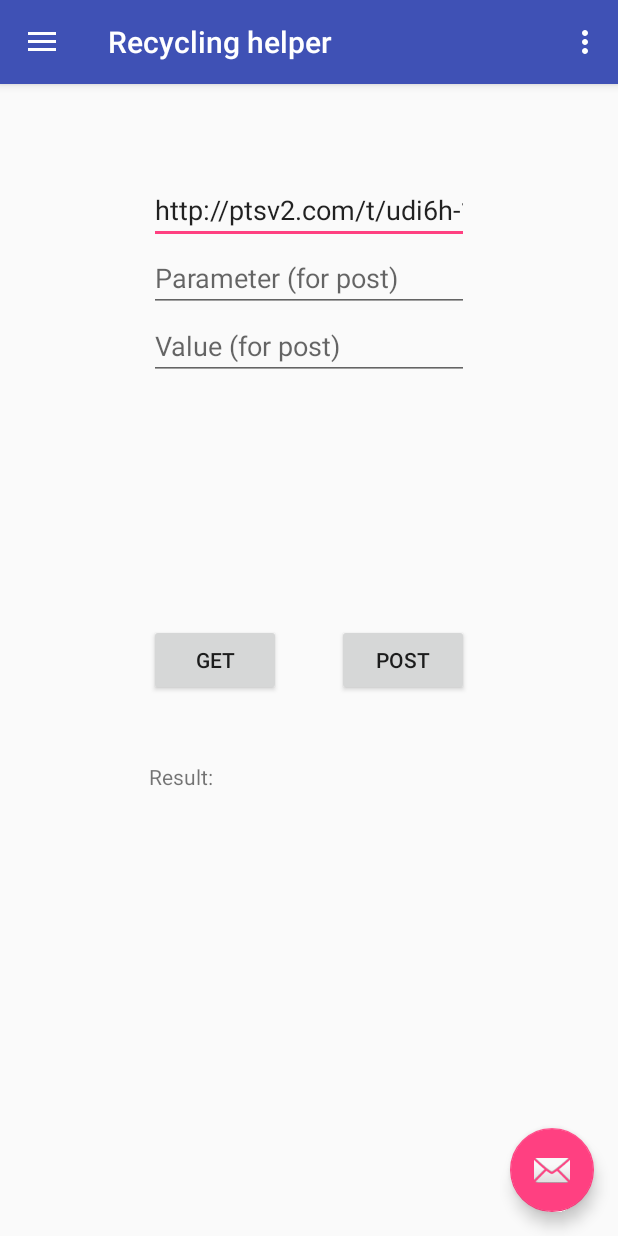
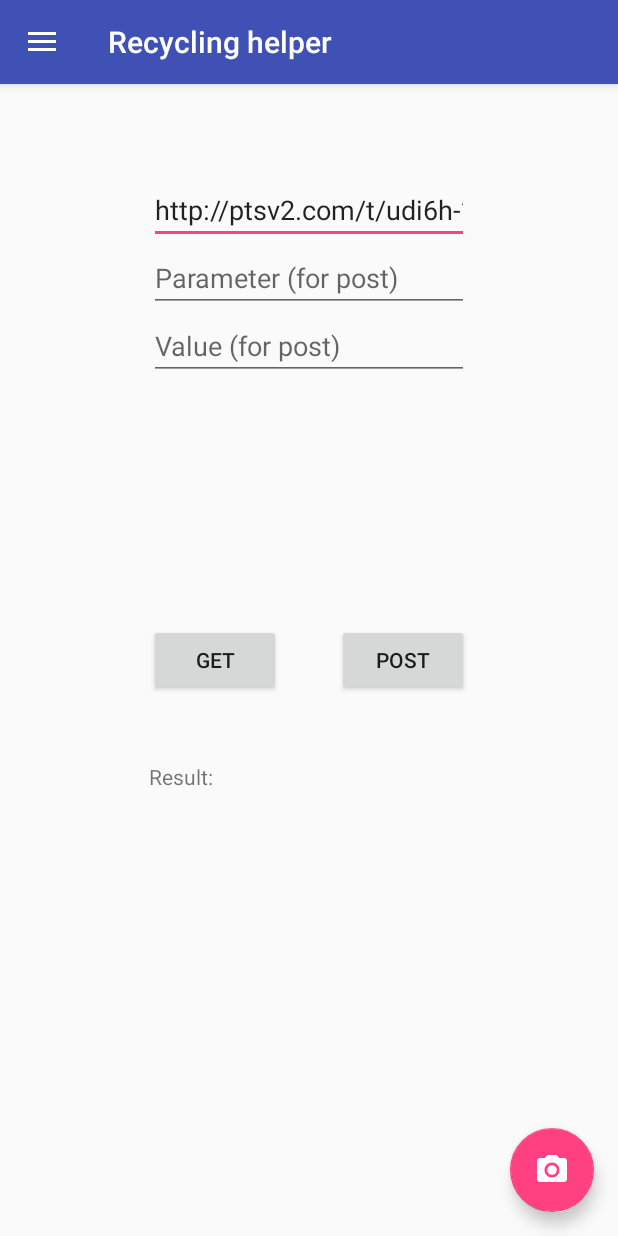
Before and after one commit to alexandruro/Software-Design-Study-Android, an Android app: the screen it shows after launch (MainActivity), in the side drawer, after a tap on "GET/POST Request", on a phone screen of 412 x 824 dp. Run offline under Robolectric (Android 15) with nearby library versions, the phone set to English and light mode, and no system bars; libraries missing offline, so code that uses them is left out: com.github.mikephil.charting; 22 statements that could not run were skipped.

Commit message:
Cleanup of code and fixes.
Fix notification for Oreo. Fix result of http request. Chnaged fab icon.

```diff
--- a/app/src/main/java/com/alexandruro/recyclinghelper/MainActivity.java
+++ b/app/src/main/java/com/alexandruro/recyclinghelper/MainActivity.java
@@ -1,9 +1,15 @@
 package com.alexandruro.recyclinghelper;
 
+import android.app.NotificationChannel;
+import android.app.NotificationChannelGroup;
 import android.app.NotificationManager;
+import android.app.PendingIntent;
+import android.app.TaskStackBuilder;
 import android.content.Context;
 import android.content.Intent;
+import android.graphics.Color;
 import android.net.Uri;
+import android.os.Build;
 import android.os.Bundle;
 import android.support.design.widget.FloatingActionButton;
 import android.support.design.widget.NavigationView;
@@ -16,8 +22,6 @@ import android.support.v4.widget.DrawerLayout;
 import android.support.v7.app.ActionBarDrawerToggle;
 import android.support.v7.app.AppCompatActivity;
 import android.support.v7.widget.Toolbar;
-import android.util.Log;
-import android.view.Menu;
 import android.view.MenuItem;
 import android.view.View;
 import android.widget.Toast;
@@ -25,23 +29,17 @@ import android.widget.Toast;
 import com.google.android.gms.common.api.CommonStatusCodes;
 import com.google.android.gms.vision.barcode.Barcode;
 
-import java.io.BufferedInputStream;
-import java.io.BufferedReader;
-import java.io.IOException;
-import java.io.InputStream;
-import java.io.InputStreamReader;
-import java.io.OutputStreamWriter;
-import java.net.HttpURLConnection;
-import java.net.MalformedURLException;
-import java.net.URL;
-import java.net.URLConnection;
 import java.util.Calendar;
 
 public class MainActivity extends AppCompatActivity
         implements NavigationView.OnNavigationItemSelectedListener,
         AccountFragment.OnFragmentInteractionListener,
         DashboardFragment.OnFragmentInteractionListener,
-ServerConnectionFragment.OnFragmentInteractionListener{
+        ServerConnectionFragment.OnFragmentInteractionListener {
+
+    // request codes for starting BarcodeCaptureActivity
+    public static final int BARCODE_TO_TEST = 0;
+    public static final int BARCODE_TO_SEND = 1;
 
     @Override
     protected void onCreate(Bundle savedInstanceState) {
@@ -50,6 +48,7 @@ ServerConnectionFragment.OnFragmentInteractionListener{
         Toolbar toolbar = (Toolbar) findViewById(R.id.toolbar);
         setSupportActionBar(toolbar);
 
+        // FAB
         FloatingActionButton fab = (FloatingActionButton) findViewById(R.id.fab);
         fab.setOnClickListener(new View.OnClickListener() {
             @Override
@@ -59,33 +58,25 @@ ServerConnectionFragment.OnFragmentInteractionListener{
             }
         });
 
+        // Drawer
         DrawerLayout drawer = (DrawerLayout) findViewById(R.id.drawer_layout);
         ActionBarDrawerToggle toggle = new ActionBarDrawerToggle(
                 this, drawer, toolbar, R.string.navigation_drawer_open, R.string.navigation_drawer_close);
         drawer.addDrawerListener(toggle);
         toggle.syncState();
-
-        NavigationView navigationView = (NavigationView) findViewById(R.id.nav_view);
+        NavigationView navigationView = findViewById(R.id.nav_view);
         navigationView.setNavigationItemSelectedListener(this);
-
-
-        // copied code
-
-
-        //NOTE:  Checks first item in the navigation drawer initially
         navigationView.setCheckedItem(R.id.nav_dashboard);
 
-        //NOTE:  Open fragment1 initially.
+        // Set initial fragment
         FragmentTransaction ft = getSupportFragmentManager().beginTransaction();
         ft.replace(R.id.mainFrame, new DashboardFragment());
         ft.commit();
-
-
     }
 
     @Override
     public void onBackPressed() {
-        DrawerLayout drawer = (DrawerLayout) findViewById(R.id.drawer_layout);
+        DrawerLayout drawer = findViewById(R.id.drawer_layout);
         if (drawer.isDrawerOpen(GravityCompat.START)) {
             drawer.closeDrawer(GravityCompat.START);
         } else {
@@ -94,76 +85,98 @@ ServerConnectionFragment.OnFragmentInteractionListener{
     }
 
     @Override
-    public boolean onCreateOptionsMenu(Menu menu) {
-        // Inflate the menu; this adds items to the action bar if it is present.
-        getMenuInflater().inflate(R.menu.main, menu);
-        return true;
+    protected void onActivityResult(int requestCode, int resultCode, Intent data) {
+        if (requestCode == BARCODE_TO_TEST || requestCode == BARCODE_TO_SEND)
+
+            if (resultCode == CommonStatusCodes.SUCCESS) {
+                if (data != null) {
+                    Barcode barcode = data.getParcelableExtra(BarcodeCaptureActivity.BarcodeObject);
+
+                    if (requestCode == BARCODE_TO_SEND) {
+                        Fragment fragment = ServerConnectionFragment.newInstance(barcode.displayValue);
+                        FragmentTransaction ft = getSupportFragmentManager().beginTransaction();
+                        ft.replace(R.id.mainFrame, fragment);
+                        ft.commitAllowingStateLoss();
+                    } else
+                        Toast.makeText(this, barcode.displayValue, Toast.LENGTH_SHORT).show();
+
+                } else
+                    Toast.makeText(this, "No barcode", Toast.LENGTH_SHORT).show();
+            } else
+                Toast.makeText(this, "Error: barcode detection unsuccessful", Toast.LENGTH_SHORT).show();
+        else
+            super.onActivityResult(requestCode, resultCode, data);
     }
 
     @Override
-    public boolean onOptionsItemSelected(MenuItem item) {
-        // Handle action bar item clicks here. The action bar will
-        // automatically handle clicks on the Home/Up button, so long
-        // as you specify a parent activity in AndroidManifest.xml.
-        int id = item.getItemId();
-
-        //noinspection SimplifiableIfStatement
-        if (id == R.id.action_settings) {
-            return true;
-        }
-
-        return super.onOptionsItemSelected(item);
-    }
-
-    @Override
-    protected void onActivityResult(int requestCode, int resultCode, Intent data) {
-        if (requestCode == 0) {
-            if (resultCode == CommonStatusCodes.SUCCESS) {
-                if (data != null) {
-                    Barcode barcode = data.getParcelableExtra(BarcodeCaptureActivity.BarcodeObject);
-                    Toast.makeText(this, barcode.displayValue, Toast.LENGTH_SHORT).show();
-                } else {
-                    Toast.makeText(this, "barcode failed", Toast.LENGTH_SHORT).show();
-                }
-            } else {
-                Toast.makeText(this, "error..", Toast.LENGTH_SHORT).show();
-            }
-        }
-        else {
-            super.onActivityResult(requestCode, resultCode, data);
-        }
-    }
-
-    @SuppressWarnings("StatementWithEmptyBody")
-    @Override
     public boolean onNavigationItemSelected(MenuItem item) {
-        // Handle navigation view item clicks here.
-        int id = item.getItemId();
-
         Fragment fragment = null;
 
-        if (id == R.id.nav_dashboard) {
-            fragment = new DashboardFragment();
-        } else if (id == R.id.nav_test_barcode) {
-            Intent intent = new Intent(this, BarcodeCaptureActivity.class);
-            intent.putExtra(BarcodeCaptureActivity.AutoFocus, true);
-            intent.putExtra(BarcodeCaptureActivity.UseFlash, true);
+        switch (item.getItemId()) {
+            // Testing menu
+            case R.id.nav_test_http:
+                fragment = ServerConnectionFragment.newInstance();
+                break;
+            case R.id.nav_test_barcode:
+                startBarcodeCaptureActivity(true, false, BARCODE_TO_TEST);
+                break;
+            case R.id.nav_test_barcode_to_http:
+                startBarcodeCaptureActivity(true, false, BARCODE_TO_SEND);
+                break;
+            case R.id.nav_send:
 
-            startActivityForResult(intent, 0);
+                // Create notification channel
+                if (android.os.Build.VERSION.SDK_INT >= android.os.Build.VERSION_CODES.O) {
+                    NotificationManager mNotificationManager =
+                            (NotificationManager) getSystemService(Context.NOTIFICATION_SERVICE);
 
-        } else if (id == R.id.nav_account) {
-            fragment = new AccountFragment();
-        } else if (id == R.id.nav_test_http) {
-            fragment = ServerConnectionFragment.newInstance();
-        } else if (id == R.id.nav_send) {
-            NotificationCompat.Builder mBuilder =
-                    new NotificationCompat.Builder(this)
-                            .setSmallIcon(R.drawable.ic_menu_send)
-                            .setContentTitle("Recycle something!")
-                            .setContentText("You have not recycled in a while!");
-            NotificationManager mNotificationManager =
-                    (NotificationManager) getSystemService(Context.NOTIFICATION_SERVICE);
-            mNotificationManager.notify(Calendar.getInstance().getTime().getSeconds(), mBuilder.build());
+                    String id = "reminder_channel";
+                    CharSequence name = "Reminders";
+                    int importance = NotificationManager.IMPORTANCE_DEFAULT;
+                    NotificationChannel mChannel = new NotificationChannel(id, name, importance);
+
+                    mChannel.setDescription("This channel contains reminders to not forget to recycle.");
+                    mChannel.enableLights(true);
+                    // Sets the notification light color for notifications posted to this
+                    // channel, if the device supports this feature.
+                    mChannel.setLightColor(Color.RED);
+                    mChannel.enableVibration(true);
+                    //mChannel.setVibrationPattern(new long[]{100, 200, 300, 400, 500, 400, 300, 200, 400});
+                    mNotificationManager.createNotificationChannel(mChannel);
+                }
+
+                // The id of the channel.
+                String CHANNEL_ID = "reminder_channel";
+                NotificationCompat.Builder mBuilder =
+                        new NotificationCompat.Builder(this, CHANNEL_ID)
+                                .setSmallIcon(R.drawable.ic_menu_send)
+                                .setContentTitle("Recycle something!")
+                                .setContentText("You have not recycled in a while!");
+
+                Intent resultIntent = new Intent(this, MainActivity.class);
+                TaskStackBuilder stackBuilder = TaskStackBuilder.create(this);
+                stackBuilder.addParentStack(MainActivity.class);
+                stackBuilder.addNextIntent(resultIntent);
+                PendingIntent resultPendingIntent =
+                        stackBuilder.getPendingIntent(
+                                0,
+                                PendingIntent.FLAG_UPDATE_CURRENT
+                        );
+                mBuilder.setContentIntent(resultPendingIntent);
+                NotificationManager mNotificationManager =
+                        (NotificationManager) getSystemService(Context.NOTIFICATION_SERVICE);
+
+                mNotificationManager.notify(0, mBuilder.build());
+
+                break;
+
+            // Main menu
+            case R.id.nav_dashboard:
+                fragment = new DashboardFragment();
+                break;
+            case R.id.nav_account:
+                fragment = new AccountFragment();
+                break;
         }
 
         if (fragment != null) {
@@ -172,9 +185,17 @@ ServerConnectionFragment.OnFragmentInteractionListener{
             ft.commit();
         }
 
-        DrawerLayout drawer = (DrawerLayout) findViewById(R.id.drawer_layout);
+        DrawerLayout drawer = findViewById(R.id.drawer_layout);
         drawer.closeDrawer(GravityCompat.START);
         return true;
+    }
+
+    private void startBarcodeCaptureActivity(boolean autoFocus, boolean useFlash, int requestCode) {
+        Intent intent = new Intent(this, BarcodeCaptureActivity.class);
+        intent.putExtra(BarcodeCaptureActivity.AutoFocus, autoFocus);
+        intent.putExtra(BarcodeCaptureActivity.UseFlash, useFlash);
+
+        startActivityForResult(intent, requestCode);
     }
 
     @Override
--- a/app/src/main/java/com/alexandruro/recyclinghelper/ServerConnectionFragment.java
+++ b/app/src/main/java/com/alexandruro/recyclinghelper/ServerConnectionFragment.java
@@ -1,52 +1,19 @@
 package com.alexandruro.recyclinghelper;
 
-import android.Manifest;
 import android.content.Context;
-import android.content.pm.PackageManager;
 import android.net.Uri;
-import android.os.AsyncTask;
-import android.os.Build;
 import android.os.Bundle;
 import android.support.v4.app.Fragment;
-import android.support.v4.content.ContextCompat;
-import android.util.Log;
 import android.view.LayoutInflater;
 import android.view.View;
 import android.view.ViewGroup;
-import android.widget.Button;
 import android.widget.TextView;
-import android.widget.Toast;
-
-import org.json.JSONObject;
-import org.w3c.dom.Text;
-
-import java.io.BufferedReader;
-import java.io.BufferedWriter;
-import java.io.DataOutputStream;
-import java.io.IOException;
-import java.io.InputStream;
-import java.io.InputStreamReader;
-import java.io.OutputStream;
-import java.io.OutputStreamWriter;
-import java.io.Reader;
-import java.io.UnsupportedEncodingException;
-import java.net.HttpURLConnection;
-import java.net.URL;
-import java.net.URLConnection;
-import java.net.URLEncoder;
-import java.nio.charset.StandardCharsets;
-import java.util.HashMap;
-import java.util.Iterator;
-import java.util.LinkedHashMap;
-import java.util.Map;
-
-import javax.net.ssl.HttpsURLConnection;
 
 public class ServerConnectionFragment extends Fragment {
 
-    private static final String METHOD = "method";
+    private static final String EXTRA_BARCODE = "barcode";
 
-    private String method;
+    private String barcode;
 
     private OnFragmentInteractionListener mListener;
 
@@ -55,23 +22,30 @@ public class ServerConnectionFragment extends Fragment {
     }
 
     public static ServerConnectionFragment newInstance() {
+        return new ServerConnectionFragment();
+    }
+
+    public static ServerConnectionFragment newInstance(String barcode) {
         ServerConnectionFragment fragment = new ServerConnectionFragment();
-//        Bundle args = new Bundle();
-//        args.putString(METHOD, method);
-//        fragment.setArguments(args);
+        Bundle args = new Bundle();
+        args.putString(EXTRA_BARCODE, barcode);
+        fragment.setArguments(args);
         return fragment;
     }
 
     @Override
     public void onCreate(Bundle savedInstanceState) {
         super.onCreate(savedInstanceState);
+        if (getArguments() != null)
+            barcode = getArguments().getString(EXTRA_BARCODE);
     }
 
     @Override
-    public View onCreateView(LayoutInflater inflater, ViewGroup container,
-                             Bundle savedInstanceState) {
+    public View onCreateView(LayoutInflater inflater, ViewGroup container, Bundle savedInstanceState) {
         // Inflate the layout for this fragment
         View view = inflater.inflate(R.layout.fragment_server_connection, container, false);
+
+        // add listeners for the buttons
         (view.findViewById(R.id.button_get)).setOnClickListener(new View.OnClickListener() {
             @Override
             public void onClick(View v) {
@@ -84,14 +58,15 @@ public class ServerConnectionFragment extends Fragment {
                 doPostRequest();
             }
         });
+
+        // Disable get button if we want to send a barcode
+        if (barcode != null) {
+            ((TextView) view.findViewById(R.id.parameterEditText)).setText(EXTRA_BARCODE);
+            ((TextView) view.findViewById(R.id.valueEditText)).setText(barcode);
+            view.findViewById(R.id.button_get).setEnabled(false);
+        }
+
         return view;
-    }
-
-    // TODO: Rename method, update argument and hook method into UI event
-    public void onButtonPressed(Uri uri) {
-        if (mListener != null) {
-            mListener.onFragmentInteraction(uri);
-        }
     }
 
     @Override
@@ -127,22 +102,17 @@ public class ServerConnectionFragment extends Fragment {
     }
 
     public void doGetRequest() {
+        String ip = ((TextView) getView().findViewById(R.id.ipEditText)).getText().toString();
 
-        String ip = ((TextView)getView().findViewById(R.id.ipEditText)).getText().toString();
-        TextView result = ((TextView)getView().findViewById(R.id.resultTextView));
-
-        new BackgroundTask(ip, "GET", result).execute();
-
+        new BackgroundTask(ip, "GET", this).execute();
     }
 
     public void doPostRequest() {
-        String ip = ((TextView)getView().findViewById(R.id.ipEditText)).getText().toString();
-        String parameter = ((TextView)getView().findViewById(R.id.parameterEditText)).getText().toString();
-        String value = ((TextView)getView().findViewById(R.id.valueEditText)).getText().toString();
-        TextView result = getView().findViewById(R.id.resultTextView);
+        String ip = ((TextView) getView().findViewById(R.id.ipEditText)).getText().toString();
+        String parameter = ((TextView) getView().findViewById(R.id.parameterEditText)).getText().toString();
+        String value = ((TextView) getView().findViewById(R.id.valueEditText)).getText().toString();
 
-        new BackgroundTask(ip, "POST", parameter, value, result).execute();
-
+        new BackgroundTask(ip, "POST", parameter, value, this).execute();
     }
 
 }
--- /dev/null
+++ b/app/src/main/res/drawable/ic_photo_camera_white_24dp.xml
@@ -0,0 +1,12 @@
+<vector xmlns:android="http://schemas.android.com/apk/res/android"
+        android:width="24dp"
+        android:height="24dp"
+        android:viewportWidth="24.0"
+        android:viewportHeight="24.0">
+    <path
+        android:fillColor="#FFF"
+        android:pathData="M12,12m-3.2,0a3.2,3.2 0,1 1,6.4 0a3.2,3.2 0,1 1,-6.4 0"/>
+    <path
+        android:fillColor="#FFF"
+        android:pathData="M9,2L7.17,4L4,4c-1.1,0 -2,0.9 -2,2v12c0,1.1 0.9,2 2,2h16c1.1,0 2,-0.9 2,-2L22,6c0,-1.1 -0.9,-2 -2,-2h-3.17L15,2L9,2zM12,17c-2.76,0 -5,-2.24 -5,-5s2.24,-5 5,-5 5,2.24 5,5 -2.24,5 -5,5z"/>
+</vector>
--- a/app/src/main/res/layout/app_bar_main.xml
+++ b/app/src/main/res/layout/app_bar_main.xml
@@ -28,6 +28,6 @@
         android:layout_height="wrap_content"
         android:layout_gravity="bottom|end"
         android:layout_margin="@dimen/fab_margin"
-        app:srcCompat="@android:drawable/ic_dialog_email" />
+        app:srcCompat="@drawable/ic_photo_camera_white_24dp" />
 
 </android.support.design.widget.CoordinatorLayout>
--- a/app/src/main/res/menu/activity_main_drawer.xml
+++ b/app/src/main/res/menu/activity_main_drawer.xml
@@ -6,6 +6,10 @@
     <item android:title="Testing">
         <menu>
             <item
+                android:id="@+id/nav_send"
+                android:icon="@drawable/ic_warning_black_24dp"
+                android:title="Reminder notification" />
+            <item
                 android:id="@+id/nav_test_barcode"
                 android:icon="@drawable/ic_warning_black_24dp"
                 android:title="Barcode" />
@@ -13,6 +17,10 @@
                 android:id="@+id/nav_test_http"
                 android:icon="@drawable/ic_warning_black_24dp"
                 android:title="GET/POST Request" />
+            <item
+                android:id="@+id/nav_test_barcode_to_http"
+                android:icon="@drawable/ic_warning_black_24dp"
+                android:title="Scan &amp; Send barcode" />
         </menu>
     </item>
 
@@ -61,10 +69,6 @@
                 android:id="@+id/nav_share"
                 android:icon="@drawable/ic_menu_share"
                 android:title="Share" />
-            <item
-                android:id="@+id/nav_send"
-                android:icon="@drawable/ic_menu_send"
-                android:title="Test reminder notification" />
         </menu>
     </item>
 
```
Also changed, not shown: app/src/main/java/com/alexandruro/recyclinghelper/BackgroundTask.java (+32 -42 lines).
